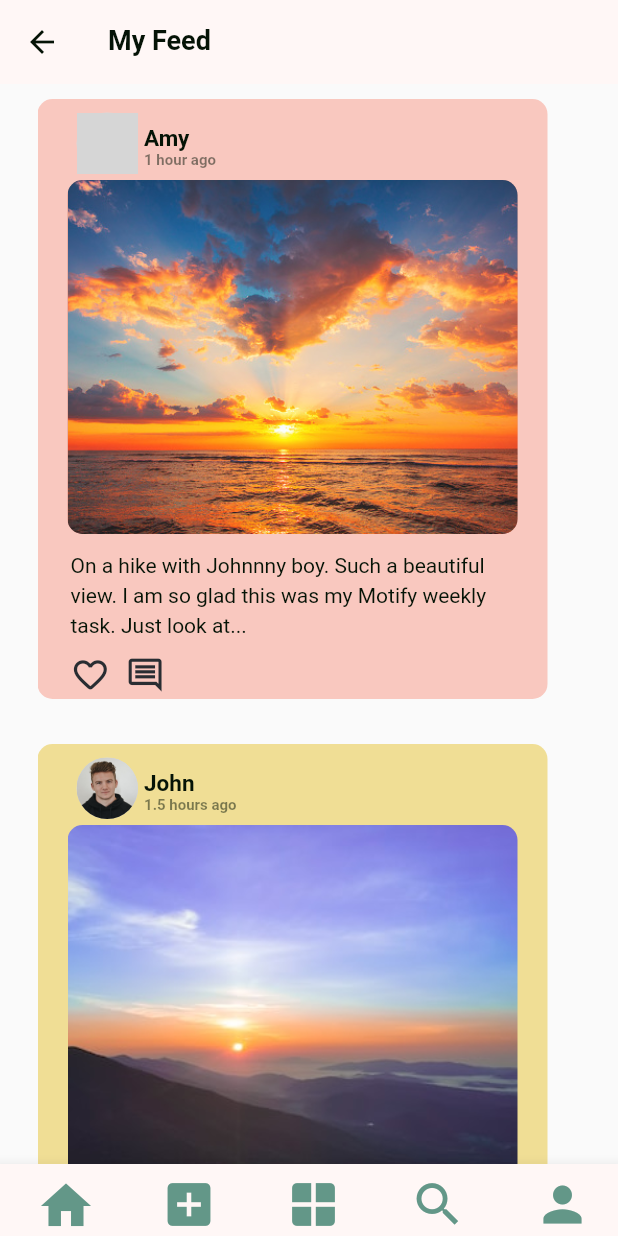
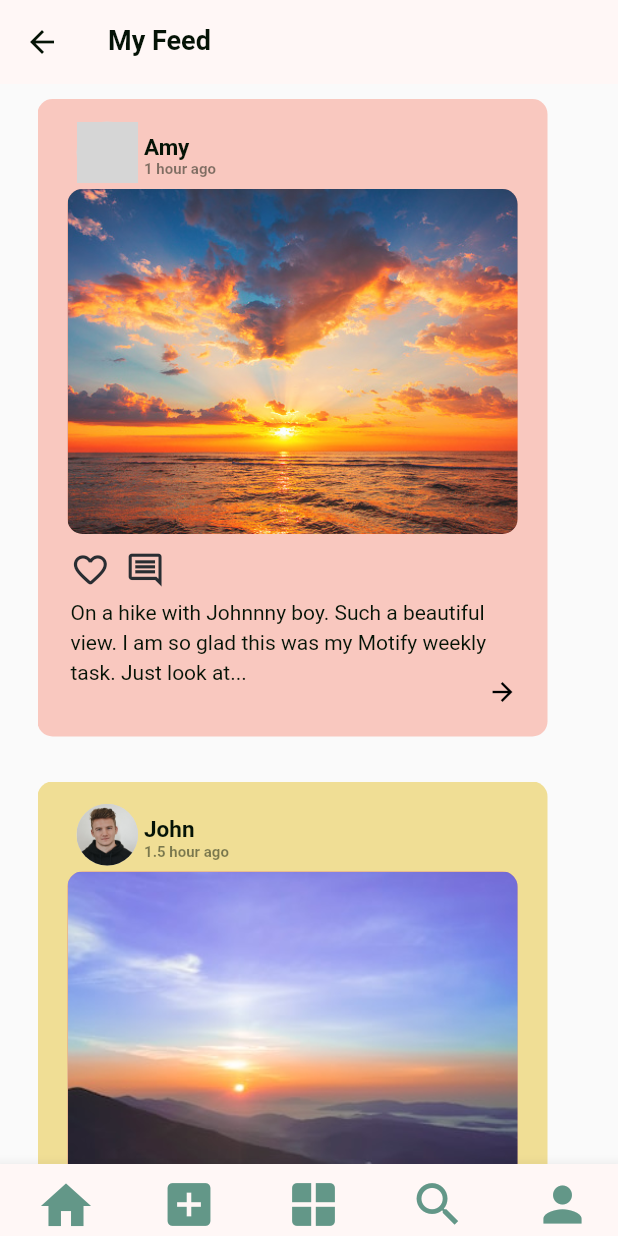
Before and after one commit to Intro-to-HCI-Spring-2023/p5_v2-group9, a Flutter app: the FeedPage screen opened directly, on a phone screen of 412 x 824 dp. Run offline on Flutter 3.47's test engine with Material 2 defaults, Android fonts, the light colour scheme and no system bars; grey boxes are pictures that could not be loaded.

Commit message:
done with feed page

```diff
--- a/motify/lib/feedPage/amy_widget.dart
+++ b/motify/lib/feedPage/amy_widget.dart
@@ -1,7 +1,7 @@
 import 'package:flutter/material.dart';
 
 class AmyPost extends StatefulWidget {
-  const AmyPost({Key? key});
+  const AmyPost({Key? key}) : super(key: key);
 
   @override
   AmyPostState createState() => AmyPostState();
@@ -21,9 +21,6 @@ class AmyPostState extends State<AmyPost> {
     return Scaffold(
       body: SingleChildScrollView(
         physics: const NeverScrollableScrollPhysics(),
-        child: Container(
-          width: 390,
-          height: 844,
         child: Stack(
           children: <Widget>[
             Positioned(
@@ -33,7 +30,7 @@ class AmyPostState extends State<AmyPost> {
                     Positioned(
                       child: Container(
                         width: 340,
-                          height: 400,
+                        height: 425,
                         decoration: BoxDecoration(
                           borderRadius: BorderRadius.circular(10),
                           color: const Color.fromRGBO(249, 200, 191, 1),
@@ -41,11 +38,11 @@ class AmyPostState extends State<AmyPost> {
                       ),
                     ),
                     Positioned(
-                        top: 54,
+                      top: 60,
                       left: 20,
                       child: Container(
                         width: 300,
-                          height: 236,
+                        height: 230,
                         decoration: BoxDecoration(
                           borderRadius: BorderRadius.circular(10),
                           color: const Color.fromRGBO(224, 152, 138, 1),
@@ -57,7 +54,7 @@ class AmyPostState extends State<AmyPost> {
                       ),
                     ),
                     Positioned(
-                        top: 9,
+                      top: 15,
                       left: 26,
                       child: Container(
                         width: 41,
@@ -75,7 +72,7 @@ class AmyPostState extends State<AmyPost> {
                       ),
                     ),
                     Positioned(
-                        top: 19,
+                      top: 25,
                       left: 71.0185546875,
                       child: Column(
                         crossAxisAlignment: CrossAxisAlignment.start,
@@ -107,9 +104,47 @@ class AmyPostState extends State<AmyPost> {
                       ),
                     ),
                     const Positioned(
+                      bottom: 20,
+                      right: 20,
+                      child: Icon(
+                        Icons.arrow_forward,
+                        color: Colors.black,
+                        size: 20,
+                      ),
+                    ),
+                    Positioned(
                       top: 300,
                       left: 22,
-                        child: SizedBox(
+                      child: Stack(
+                        children: [
+                          Column(
+                            crossAxisAlignment: CrossAxisAlignment.start,
+                            children: [
+                              DefaultTextStyle(
+                                style: const TextStyle(
+                                  fontWeight: FontWeight.w100, // Adjust the fontWeight as desired
+                                ),
+                                child: Row(
+                                  children: [
+                                    GestureDetector(
+                                      onTap: toggleLike,
+                                      child: Icon(
+                                        isLiked ? Icons.favorite : Icons.favorite_border_rounded,
+                                        color: isLiked ? const Color.fromRGBO(224, 152, 138, 1) : const Color.fromRGBO(41, 45, 50, 1),
+                                        size: 26.5,
+                                      ),
+                                    ),
+                                    const SizedBox(width: 10),
+                                    const Icon(
+                                      Icons.comment_outlined,
+                                      color: Color.fromRGBO(41, 45, 50, 1),
+                                      size: 26.5,
+                                    ),
+                                  ],
+                                ),
+                              ),
+                              const SizedBox(height: 5),
+                              const SizedBox(
                                 width: 296,
                                 height: 136,
                                 child: Text(
@@ -125,35 +160,20 @@ class AmyPostState extends State<AmyPost> {
                                   ),
                                 ),
                               ),
+                            ],
                           ),
-                      Positioned(
-                        top: 370,
-                        left: 22,
-                        child: DefaultTextStyle(
-                          style: TextStyle(
-                            fontWeight: FontWeight.w100, // Adjust the fontWeight as desired
+                          const Positioned(
+                            bottom: 0,
+                            right: 0,
+                            child: Icon(
+                              Icons.arrow_forward,
+                              color: Colors.black,
+                              size: 20,
                             ),
-                          child: Row(
-                            children: [
-                              GestureDetector(
-                                onTap: toggleLike,
-                                child: Icon(
-                                  isLiked ? Icons.favorite : Icons.favorite_border_rounded,
-                                  color: isLiked ? Color.fromRGBO(224, 152, 138, 1) : Color.fromRGBO(41, 45, 50, 1),
-                                  size: 26.5,
-                                ),
-                              ),
-                              const SizedBox(width: 10),
-                              Icon(
-                                Icons.comment_outlined,
-                                color: Color.fromRGBO(41, 45, 50, 1),
-                                size: 26.5,
                           ),
                         ],
                       ),
                     ),
-                      ),
-
                   ],
                 ),
               ),
@@ -161,7 +181,6 @@ class AmyPostState extends State<AmyPost> {
           ],
         ),
       ),
-      ),
     );
   }
 }
--- a/motify/lib/feedPage/feed_page.dart
+++ b/motify/lib/feedPage/feed_page.dart
@@ -36,14 +36,14 @@ class FeedPageState extends State<FeedPage> {
       body: SingleChildScrollView(
         child: Container(
           width: 390,
-          height: 1300,
+          height: 1400,
           child: Padding(
             padding: const EdgeInsets.only(top: 10),
             child: Column(
               children: const <Widget>[
                 SizedBox(
                   width: 340,
-                  height: 400,
+                  height: 425,
                   child: Center(
                     child: AmyPost(),
                   ),
@@ -54,7 +54,7 @@ class FeedPageState extends State<FeedPage> {
                 ),
                 SizedBox(
                   width: 340,
-                  height: 400,
+                  height: 425,
                   child: Center(
                     child: JohnPost(),
                   ),
@@ -65,7 +65,7 @@ class FeedPageState extends State<FeedPage> {
                 ),
                 SizedBox(
                   width: 340,
-                  height: 400,
+                  height: 425,
                   child: Center(
                     child: JacobPost(),
                   ),
--- a/motify/lib/feedPage/john_widget.dart
+++ b/motify/lib/feedPage/john_widget.dart
@@ -1,21 +1,26 @@
 import 'package:flutter/material.dart';
 
 class JohnPost extends StatefulWidget {
-  const JohnPost({Key? key});
+  const JohnPost({Key? key}) : super(key: key);
 
   @override
   JohnPostState createState() => JohnPostState();
 }
 
 class JohnPostState extends State<JohnPost> {
+  bool isLiked = false;
+
+  void toggleLike() {
+    setState(() {
+      isLiked = !isLiked;
+    });
+  }
+
   @override
   Widget build(BuildContext context) {
     return Scaffold(
       body: SingleChildScrollView(
         physics: const NeverScrollableScrollPhysics(),
-        child: Container(
-          width: 390,
-          height: 844,
         child: Stack(
           children: <Widget>[
             Positioned(
@@ -25,7 +30,7 @@ class JohnPostState extends State<JohnPost> {
                     Positioned(
                       child: Container(
                         width: 340,
-                          height: 400,
+                        height: 425,
                         decoration: BoxDecoration(
                           borderRadius: BorderRadius.circular(10),
                           color: const Color.fromRGBO(240, 222, 149, 1),
@@ -33,14 +38,14 @@ class JohnPostState extends State<JohnPost> {
                       ),
                     ),
                     Positioned(
-                        top: 54,
+                      top: 60,
                       left: 20,
                       child: Container(
                         width: 300,
-                          height: 236,
+                        height: 230,
                         decoration: BoxDecoration(
                           borderRadius: BorderRadius.circular(10),
-                            color: const Color.fromRGBO(240, 222, 149, 1),
+                          color: const Color.fromRGBO(224, 152, 138, 1),
                           image: const DecorationImage(
                             image: AssetImage('assets/images/sunset2.png'),
                             fit: BoxFit.cover,
@@ -49,7 +54,7 @@ class JohnPostState extends State<JohnPost> {
                       ),
                     ),
                     Positioned(
-                        top: 9,
+                      top: 15,
                       left: 26,
                       child: Container(
                         width: 41,
@@ -67,7 +72,7 @@ class JohnPostState extends State<JohnPost> {
                       ),
                     ),
                     Positioned(
-                        top: 19,
+                      top: 25,
                       left: 71.0185546875,
                       child: Column(
                         crossAxisAlignment: CrossAxisAlignment.start,
@@ -85,7 +90,7 @@ class JohnPostState extends State<JohnPost> {
                           ),
                           SizedBox(height: 2),
                           Text(
-                              '1.5 hours ago',
+                            '1.5 hour ago',
                             style: TextStyle(
                               color: Color.fromRGBO(5, 19, 6, 0.5),
                               fontFamily: 'Roboto',
@@ -99,9 +104,47 @@ class JohnPostState extends State<JohnPost> {
                       ),
                     ),
                     const Positioned(
+                      bottom: 20,
+                      right: 20,
+                      child: Icon(
+                        Icons.arrow_forward,
+                        color: Colors.black,
+                        size: 20,
+                      ),
+                    ),
+                    Positioned(
                       top: 300,
                       left: 22,
-                        child: SizedBox(
+                      child: Stack(
+                        children: [
+                          Column(
+                            crossAxisAlignment: CrossAxisAlignment.start,
+                            children: [
+                              DefaultTextStyle(
+                                style: const TextStyle(
+                                  fontWeight: FontWeight.w100,
+                                ),
+                                child: Row(
+                                  children: [
+                                    GestureDetector(
+                                      onTap: toggleLike,
+                                      child: Icon(
+                                        isLiked ? Icons.favorite : Icons.favorite_border_rounded,
+                                        color: isLiked ? const Color.fromRGBO(224, 152, 138, 1) : const Color.fromRGBO(41, 45, 50, 1),
+                                        size: 26.5,
+                                      ),
+                                    ),
+                                    const SizedBox(width: 10),
+                                    const Icon(
+                                      Icons.comment_outlined,
+                                      color: Color.fromRGBO(41, 45, 50, 1),
+                                      size: 26.5,
+                                    ),
+                                  ],
+                                ),
+                              ),
+                              const SizedBox(height: 5),
+                              const SizedBox(
                                 width: 296,
                                 height: 136,
                                 child: Text(
@@ -113,9 +156,22 @@ class JohnPostState extends State<JohnPost> {
                                     fontSize: 14,
                                     letterSpacing: 0,
                                     fontWeight: FontWeight.normal,
-                              height: 1.4285714285714286,
+                                    height: 1.4285714286,
                                   ),
                                 ),
+                              ),
+                            ],
+                          ),
+                          const Positioned(
+                            bottom: 0,
+                            right: 0,
+                            child: Icon(
+                              Icons.arrow_forward,
+                              color: Colors.black,
+                              size: 20,
+                            ),
+                          ),
+                        ],
                       ),
                     ),
                   ],
@@ -125,7 +181,6 @@ class JohnPostState extends State<JohnPost> {
           ],
         ),
       ),
-      ),
     );
   }
 }
```
Also changed, not shown: motify/lib/feedPage/jacob_widget.dart (+66 -12 lines). Lines whose indentation alone changed are shown as unchanged.
